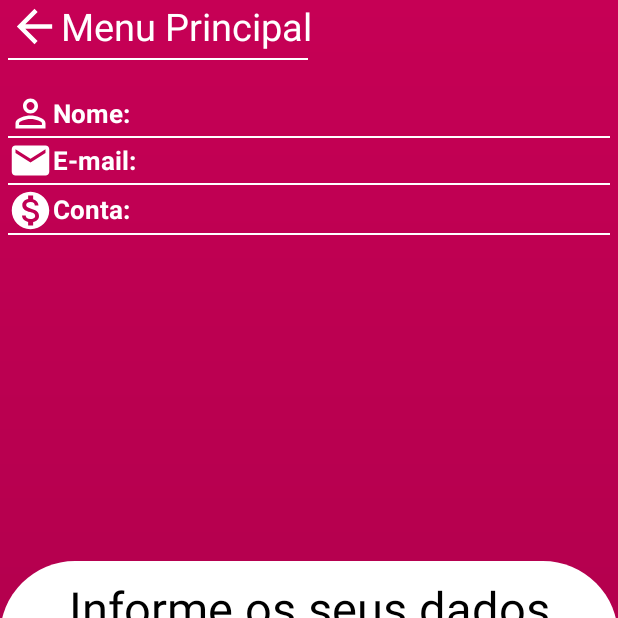
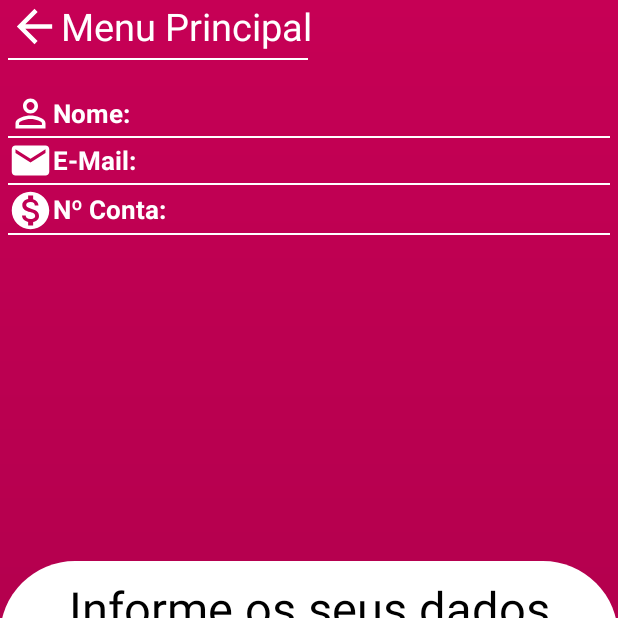
Before and after one commit to GILMARCOSSANTOS/BancoBradesil1.0, an Android app: the screen it shows after launch (ActivityLogin), after a tap on "Acessar conta", on a phone screen of 412 x 824 dp, the top half of it. Run offline under Robolectric (Android 15) with nearby library versions, the phone set to English and light mode, and no system bars; our stand-ins replace Firebase (no records; nobody signed in at launch, a user with empty details on screens opened directly); 3 other taps on this screen came first.

Commit message:
SharedPreferences ActvtLogin 01; 19/03/2022

```diff
--- a/app/src/main/java/com/example/bancobradesil10/ActivityLogin.kt
+++ b/app/src/main/java/com/example/bancobradesil10/ActivityLogin.kt
@@ -1,6 +1,7 @@
 package com.example.bancobradesil10
 
 import android.content.Intent
+import android.content.SharedPreferences
 import android.content.pm.ActivityInfo
 import android.os.Bundle
 import android.widget.*
@@ -44,8 +45,7 @@ class ActivityLogin : AppCompatActivity() {
         /**
          * Função Shared Preferences: Recebimentos dos dados da ActivityCriarConta:
          */
-        sharedPreferencesReceberDados()
-
+        sharedPreferencesActvtLogin()
 
     }
 
@@ -61,6 +61,7 @@ class ActivityLogin : AppCompatActivity() {
             snackBar.show()
         } else {
             autenticarLoginUsuario()
+
         }
     }
 
@@ -73,6 +74,7 @@ class ActivityLogin : AppCompatActivity() {
             .addOnCompleteListener { task ->
                 if (task.isSuccessful) {
                     val intent = Intent(this, ActivityConta::class.java)
+                    finish()
                     startActivity(intent)
                 } else {
                     val snackbar = Snackbar.make(
@@ -88,14 +90,16 @@ class ActivityLogin : AppCompatActivity() {
     private fun imageViewVoltarActivityLogin() {
         val intent = Intent(this, MainActivity::class.java).apply {
         }
+        finish()
         startActivity(intent)
-        finish()
+
     }
 
     private fun textViewVoltarActivityLogin() {
         val intent = Intent(this, MainActivity::class.java)
+        finish()
         startActivity(intent)
-        finish()
+
     }
 
     private fun declararVariaveis() {
@@ -117,20 +121,13 @@ class ActivityLogin : AppCompatActivity() {
         imageViewVoltar01.setOnClickListener { imageViewVoltarActivityLogin() }
     }
 
-    private fun sharedPreferencesReceberDados() {
-
-        val nomeUsuarioShared = intent.getStringExtra("chaveNome")
-        textViewNomeActivityLogin.apply {
-            text = nomeUsuarioShared
-        }
-        val emailUsuarioShared = intent.getStringExtra("chaveEmail")
-        textViewEmailActivityLogin.apply {
-            text = emailUsuarioShared
-        }
-        val contaUsuarioshared = intent.getStringExtra("chaveConta")
-        textViewNumeroContaActivityLogin.apply {
-            text = contaUsuarioshared
-        }
+    private fun sharedPreferencesActvtLogin() {
+        val sharedPreferences = getSharedPreferences("chaveSP_ActvtConta", MODE_PRIVATE)
+        val nomeSharedPreferencs = sharedPreferences.getString("chaveNomeActvtConta", "Nome:")
+        textViewNomeActivityLogin.setText(nomeSharedPreferencs)
+        val emailSharedPreferences = sharedPreferences.getString("chaveEmailActvtConta", "E-Mail:" )
+        textViewEmailActivityLogin.setText(emailSharedPreferences)
+        val contaSharedPreferences = sharedPreferences.getString("chaveContaActvtConta", "Nº Conta:")
+       textViewNumeroContaActivityLogin.setText(contaSharedPreferences)
     }
-
 }
--- a/app/src/main/java/com/example/bancobradesil10/MainActivity.kt
+++ b/app/src/main/java/com/example/bancobradesil10/MainActivity.kt
@@ -42,7 +42,7 @@ class MainActivity : AppCompatActivity() {
         /**
          * Função de declaração de variáveis:
          */
-       declararVariaveis()
+        declararVariaveis()
 
         /**
          * Criar Funções:
@@ -50,9 +50,9 @@ class MainActivity : AppCompatActivity() {
         criarFuncoes()
 
         /**
-         * Shared Preferences: Recebimentos dos dados da ActivityCriarConta:
+         * Shared Preferences: Recebimentos dos dados:
          */
-        sharedPreferencesActvtConta()
+         sharedPreferencesActvtConta()
 
     }
 
@@ -72,12 +72,14 @@ class MainActivity : AppCompatActivity() {
     private fun criarConta() {
         val intent = Intent1(this, ActivityCriarConta::class.java).apply {
         }
+        finish()
         startActivity(intent)
     }
 
     private fun acessarConta() {
         val intent = Intent1(this, ActivityLogin::class.java).apply {
         }
+        finish()
         startActivity(intent)
     }
 
@@ -104,15 +106,13 @@ class MainActivity : AppCompatActivity() {
     }
 
     private fun sharedPreferencesActvtConta() {
+            val sharedPreference = getSharedPreferences("chaveSP_ActvtConta", Context.MODE_PRIVATE)
+            val nomeSP = sharedPreference.getString("chaveNomeActvtConta", "Nome:")
+            textViewNomeConta.setText(nomeSP)
+            val emailSP = sharedPreference.getString("chaveEmailActvtConta", "E-Mail: ")
+            texViewEmail.setText(emailSP)
+            val contaSP = sharedPreference.getString("chaveContaActvtConta", "Nº Conta: ")
+            textViewNumeroConta.setText(contaSP)
 
-        val sharedPreference = getSharedPreferences("chaveGeralSP", Context.MODE_PRIVATE)
-        val nomeSP = sharedPreference.getString("chaveNome", "Nome: ")
-        textViewNomeConta.setText(nomeSP)
-
-        val emailSP = sharedPreference.getString("chaveEmail", "E-Mail: ")
-       texViewEmail.setText(emailSP)
-
-        val contaSP = sharedPreference.getString("chaveConta", "Nº Conta: ")
-      textViewNumeroConta.setText(contaSP)
     }
 }
--- a/app/src/main/res/layout/activity_criar_conta.xml
+++ b/app/src/main/res/layout/activity_criar_conta.xml
@@ -66,7 +66,7 @@
             android:textSize="25sp" />
 
         <com.google.android.material.imageview.ShapeableImageView
-            android:id="@+id/imageViewLogintarActivityCriarContaId"
+            android:id="@+id/imgVw_logar_actvt_criarConta"
             android:layout_width="35dp"
             android:layout_height="35dp"
             android:rotation="180"
```
Also changed, not shown: app/src/main/java/com/example/bancobradesil10/ActivityConta.kt (+11 -15 lines), app/src/main/java/com/example/bancobradesil10/ActivityCriarConta.kt (+18 -21 lines).
